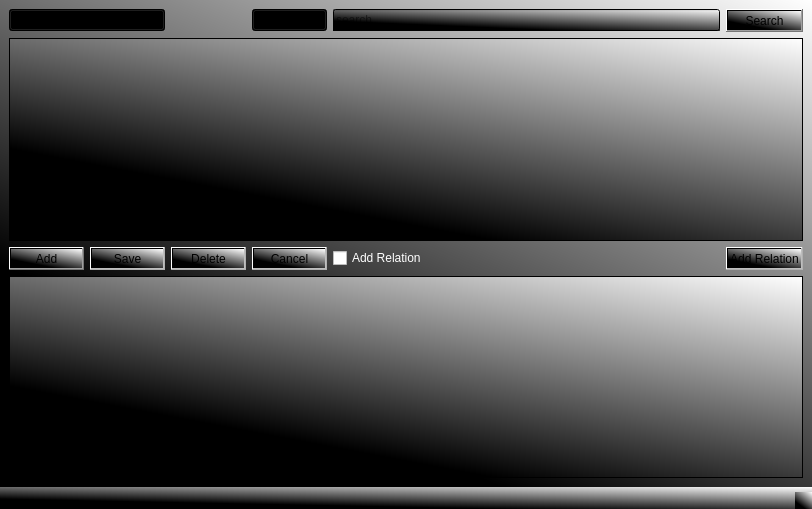
Above: gui.ui from annakrih/T113VLN1-3 before the change. Below: the same form after it.
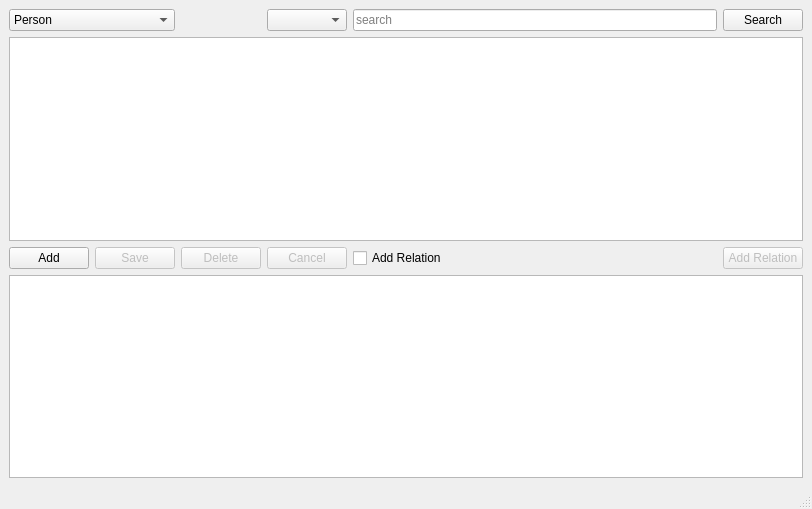
That is the form after the change.

What changed in the file:
```diff
--- a/gui.ui
+++ b/gui.ui
@@ -14,16 +14,14 @@
    <string>MainWindow</string>
   </property>
   <property name="styleSheet">
-   <string notr="true">background-color: qlineargradient(spread:pad, x1:0.383759, y1:0.83, x2:1, y2:0, stop:0 rgba(0, 0, 0, 255), stop:1 rgba(255, 255, 255, 255));
-color: white;</string>
+   <string notr="true"/>
   </property>
   <widget class="QWidget" name="centralwidget">
    <layout class="QGridLayout" name="gridLayout">
     <item row="0" column="0" colspan="2">
      <widget class="QComboBox" name="comboBox">
       <property name="styleSheet">
-       <string notr="true">background-color: qconicalgradient(cx:1, cy:0, angle:0, stop:0 rgba(35, 40, 3, 255), stop:0.16 rgba(136, 106, 22, 255), stop:0.225 rgba(166, 140, 41, 255), stop:0.285 rgba(204, 181, 74, 255), stop:0.345 rgba(235, 219, 102, 255), stop:0.415 rgba(245, 236, 112, 255), stop:0.52 rgba(209, 190, 76, 255), stop:0.57 rgba(187, 156, 51, 255), stop:0.635 rgba(168, 142, 42, 255), stop:0.695 rgba(202, 174, 68, 255), stop:0.75 rgba(218, 202, 86, 255), stop:0.815 rgba(208, 187, 73, 255), stop:0.88 rgba(187, 156, 51, 255), stop:0.935 rgba(137, 108, 26, 255), stop:1 rgba(35, 40, 3, 255));
-color: rgb(0, 0, 0);</string>
+       <string notr="true"/>
       </property>
       <item>
        <property name="text">
@@ -40,8 +38,7 @@
     <item row="0" column="3">
      <widget class="QComboBox" name="searchComboBox">
       <property name="styleSheet">
-       <string notr="true">background-color: qconicalgradient(cx:1, cy:0.0340909, angle:0, stop:0 rgba(35, 40, 3, 255), stop:0.16 rgba(136, 106, 22, 255), stop:0.225 rgba(166, 140, 41, 255), stop:0.285 rgba(204, 181, 74, 255), stop:0.345 rgba(235, 219, 102, 255), stop:0.415 rgba(245, 236, 112, 255), stop:0.52 rgba(209, 190, 76, 255), stop:0.57 rgba(187, 156, 51, 255), stop:0.635 rgba(168, 142, 42, 255), stop:0.695 rgba(202, 174, 68, 255), stop:0.75 rgba(218, 202, 86, 255), stop:0.815 rgba(208, 187, 73, 255), stop:0.88 rgba(187, 156, 51, 255), stop:0.935 rgba(137, 108, 26, 255), stop:1 rgba(35, 40, 3, 255));
-color: rgb(0, 0, 0);
+       <string notr="true">
 </string>
       </property>
      </widget>
@@ -49,8 +46,7 @@
     <item row="0" column="4">
      <widget class="QLineEdit" name="quickSearchInput">
       <property name="styleSheet">
-       <string notr="true">background-color: qconicalgradient(cx:1, cy:0, angle:0, stop:0 rgba(35, 40, 3, 255), stop:0.16 rgba(136, 106, 22, 255), stop:0.225 rgba(166, 140, 41, 255), stop:0.285 rgba(204, 181, 74, 255), stop:0.345 rgba(235, 219, 102, 255), stop:0.415 rgba(245, 236, 112, 255), stop:0.52 rgba(209, 190, 76, 255), stop:0.57 rgba(187, 156, 51, 255), stop:0.635 rgba(168, 142, 42, 255), stop:0.695 rgba(202, 174, 68, 255), stop:0.75 rgba(218, 202, 86, 255), stop:0.815 rgba(208, 187, 73, 255), stop:0.88 rgba(187, 156, 51, 255), stop:0.935 rgba(137, 108, 26, 255), stop:1 rgba(35, 40, 3, 255));
-color: rgb(0, 0, 0);
+       <string notr="true">
 </string>
       </property>
       <property name="placeholderText">
@@ -61,8 +57,7 @@
     <item row="0" column="5">
      <widget class="QPushButton" name="searchButton">
       <property name="styleSheet">
-       <string notr="true">color: rgb(0, 0, 0);
-background-color: qconicalgradient(cx:1, cy:0, angle:0, stop:0 rgba(35, 40, 3, 255), stop:0.16 rgba(136, 106, 22, 255), stop:0.225 rgba(166, 140, 41, 255), stop:0.285 rgba(204, 181, 74, 255), stop:0.345 rgba(235, 219, 102, 255), stop:0.415 rgba(245, 236, 112, 255), stop:0.52 rgba(209, 190, 76, 255), stop:0.57 rgba(187, 156, 51, 255), stop:0.635 rgba(168, 142, 42, 255), stop:0.695 rgba(202, 174, 68, 255), stop:0.75 rgba(218, 202, 86, 255), stop:0.815 rgba(208, 187, 73, 255), stop:0.88 rgba(187, 156, 51, 255), stop:0.935 rgba(137, 108, 26, 255), stop:1 rgba(35, 40, 3, 255));</string>
+       <string notr="true"/>
       </property>
       <property name="text">
        <string>Search</string>
@@ -72,10 +67,7 @@
     <item row="1" column="0" colspan="6">
      <widget class="QTableView" name="tableView">
       <property name="styleSheet">
-       <string notr="true">background-color: qconicalgradient(cx:1, cy:0.0340909, angle:0, stop:0 rgba(35, 40, 3, 255), stop:0.16 rgba(136, 106, 22, 255), stop:0.225 rgba(166, 140, 41, 255), stop:0.285 rgba(204, 181, 74, 255), stop:0.345 rgba(235, 219, 102, 255), stop:0.415 rgba(245, 236, 112, 255), stop:0.52 rgba(209, 190, 76, 255), stop:0.57 rgba(187, 156, 51, 255), stop:0.635 rgba(168, 142, 42, 255), stop:0.695 rgba(202, 174, 68, 255), stop:0.75 rgba(218, 202, 86, 255), stop:0.815 rgba(208, 187, 73, 255), stop:0.88 rgba(187, 156, 51, 255), stop:0.935 rgba(137, 108, 26, 255), stop:1 rgba(35, 40, 3, 255));
-border-top-color: qconicalgradient(cx:1, cy:0.0340909, angle:0, stop:0 rgba(35, 40, 3, 255), stop:0.16 rgba(136, 106, 22, 255), stop:0.225 rgba(166, 140, 41, 255), stop:0.285 rgba(204, 181, 74, 255), stop:0.345 rgba(235, 219, 102, 255), stop:0.415 rgba(245, 236, 112, 255), stop:0.52 rgba(209, 190, 76, 255), stop:0.57 rgba(187, 156, 51, 255), stop:0.635 rgba(168, 142, 42, 255), stop:0.695 rgba(202, 174, 68, 255), stop:0.75 rgba(218, 202, 86, 255), stop:0.815 rgba(208, 187, 73, 255), stop:0.88 rgba(187, 156, 51, 255), stop:0.935 rgba(137, 108, 26, 255), stop:1 rgba(35, 40, 3, 255));
-
-color:black;</string>
+       <string notr="true"/>
       </property>
       <property name="editTriggers">
        <set>QAbstractItemView::NoEditTriggers</set>
@@ -94,8 +86,7 @@
     <item row="2" column="0">
      <widget class="QPushButton" name="addEditButton">
       <property name="styleSheet">
-       <string notr="true">background-color: qconicalgradient(cx:1, cy:0, angle:0, stop:0 rgba(35, 40, 3, 255), stop:0.16 rgba(136, 106, 22, 255), stop:0.225 rgba(166, 140, 41, 255), stop:0.285 rgba(204, 181, 74, 255), stop:0.345 rgba(235, 219, 102, 255), stop:0.415 rgba(245, 236, 112, 255), stop:0.52 rgba(209, 190, 76, 255), stop:0.57 rgba(187, 156, 51, 255), stop:0.635 rgba(168, 142, 42, 255), stop:0.695 rgba(202, 174, 68, 255), stop:0.75 rgba(218, 202, 86, 255), stop:0.815 rgba(208, 187, 73, 255), stop:0.88 rgba(187, 156, 51, 255), stop:0.935 rgba(137, 108, 26, 255), stop:1 rgba(35, 40, 3, 255));
-color: rgb(0, 0, 0);</string>
+       <string notr="true"/>
       </property>
       <property name="text">
        <string>Add</string>
@@ -108,8 +99,7 @@
        <bool>false</bool>
       </property>
       <property name="styleSheet">
-       <string notr="true">background-color: qconicalgradient(cx:1, cy:0, angle:0, stop:0 rgba(35, 40, 3, 255), stop:0.16 rgba(136, 106, 22, 255), stop:0.225 rgba(166, 140, 41, 255), stop:0.285 rgba(204, 181, 74, 255), stop:0.345 rgba(235, 219, 102, 255), stop:0.415 rgba(245, 236, 112, 255), stop:0.52 rgba(209, 190, 76, 255), stop:0.57 rgba(187, 156, 51, 255), stop:0.635 rgba(168, 142, 42, 255), stop:0.695 rgba(202, 174, 68, 255), stop:0.75 rgba(218, 202, 86, 255), stop:0.815 rgba(208, 187, 73, 255), stop:0.88 rgba(187, 156, 51, 255), stop:0.935 rgba(137, 108, 26, 255), stop:1 rgba(35, 40, 3, 255));
-color: rgb(0, 0, 0);</string>
+       <string notr="true"/>
       </property>
       <property name="text">
        <string>Save</string>
@@ -122,9 +112,7 @@
        <bool>false</bool>
       </property>
       <property name="styleSheet">
-       <string notr="true">background-color: qconicalgradient(cx:1, cy:0, angle:0, stop:0 rgba(35, 40, 3, 255), stop:0.16 rgba(136, 106, 22, 255), stop:0.225 rgba(166, 140, 41, 255), stop:0.285 rgba(204, 181, 74, 255), stop:0.345 rgba(235, 219, 102, 255), stop:0.415 rgba(245, 236, 112, 255), stop:0.52 rgba(209, 190, 76, 255), stop:0.57 rgba(187, 156, 51, 255), stop:0.635 rgba(168, 142, 42, 255), stop:0.695 rgba(202, 174, 68, 255), stop:0.75 rgba(218, 202, 86, 255), stop:0.815 rgba(208, 187, 73, 255), stop:0.88 rgba(187, 156, 51, 255), stop:0.935 rgba(137, 108, 26, 255), stop:1 rgba(35, 40, 3, 255));
-color: rgb(0, 0, 0);
-
+       <string notr="true">
 </string>
       </property>
       <property name="text">
@@ -138,8 +126,7 @@
        <bool>false</bool>
       </property>
       <property name="styleSheet">
-       <string notr="true">background-color: qconicalgradient(cx:1, cy:0, angle:0, stop:0 rgba(35, 40, 3, 255), stop:0.16 rgba(136, 106, 22, 255), stop:0.225 rgba(166, 140, 41, 255), stop:0.285 rgba(204, 181, 74, 255), stop:0.345 rgba(235, 219, 102, 255), stop:0.415 rgba(245, 236, 112, 255), stop:0.52 rgba(209, 190, 76, 255), stop:0.57 rgba(187, 156, 51, 255), stop:0.635 rgba(168, 142, 42, 255), stop:0.695 rgba(202, 174, 68, 255), stop:0.75 rgba(218, 202, 86, 255), stop:0.815 rgba(208, 187, 73, 255), stop:0.88 rgba(187, 156, 51, 255), stop:0.935 rgba(137, 108, 26, 255), stop:1 rgba(35, 40, 3, 255));
-color: rgb(0, 0, 0);</string>
+       <string notr="true"/>
       </property>
       <property name="text">
        <string>Cancel</string>
@@ -149,8 +136,7 @@
     <item row="2" column="4">
      <widget class="QCheckBox" name="editRelation">
       <property name="styleSheet">
-       <string notr="true">background: none;
-color:white;</string>
+       <string notr="true"/>
       </property>
       <property name="text">
        <string>Add Relation</string>
@@ -163,8 +149,7 @@
        <bool>false</bool>
       </property>
       <property name="styleSheet">
-       <string notr="true">background-color: qconicalgradient(cx:1, cy:0, angle:0, stop:0 rgba(35, 40, 3, 255), stop:0.16 rgba(136, 106, 22, 255), stop:0.225 rgba(166, 140, 41, 255), stop:0.285 rgba(204, 181, 74, 255), stop:0.345 rgba(235, 219, 102, 255), stop:0.415 rgba(245, 236, 112, 255), stop:0.52 rgba(209, 190, 76, 255), stop:0.57 rgba(187, 156, 51, 255), stop:0.635 rgba(168, 142, 42, 255), stop:0.695 rgba(202, 174, 68, 255), stop:0.75 rgba(218, 202, 86, 255), stop:0.815 rgba(208, 187, 73, 255), stop:0.88 rgba(187, 156, 51, 255), stop:0.935 rgba(137, 108, 26, 255), stop:1 rgba(35, 40, 3, 255));
-color: rgb(0, 0, 0);</string>
+       <string notr="true"/>
       </property>
       <property name="text">
        <string>Add Relation</string>
@@ -174,8 +159,7 @@
     <item row="3" column="0" colspan="6">
      <widget class="QTableView" name="tableView_2">
       <property name="styleSheet">
-       <string notr="true">color: rgb(0, 0, 0);
-background-color: qconicalgradient(cx:1, cy:0, angle:0, stop:0 rgba(35, 40, 3, 255), stop:0.16 rgba(136, 106, 22, 255), stop:0.225 rgba(166, 140, 41, 255), stop:0.285 rgba(204, 181, 74, 255), stop:0.345 rgba(235, 219, 102, 255), stop:0.415 rgba(245, 236, 112, 255), stop:0.52 rgba(209, 190, 76, 255), stop:0.57 rgba(187, 156, 51, 255), stop:0.635 rgba(168, 142, 42, 255), stop:0.695 rgba(202, 174, 68, 255), stop:0.75 rgba(218, 202, 86, 255), stop:0.815 rgba(208, 187, 73, 255), stop:0.88 rgba(187, 156, 51, 255), stop:0.935 rgba(137, 108, 26, 255), stop:1 rgba(35, 40, 3, 255));</string>
+       <string notr="true"/>
       </property>
       <attribute name="horizontalHeaderHighlightSections">
        <bool>false</bool>
```
